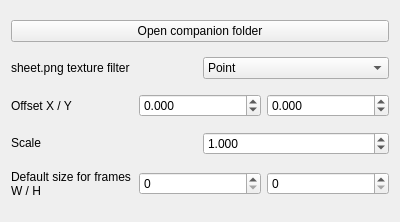
This is gui-tool/ui/actiontab_companion.ui in headshot2017/smbzg-charloader as Qt 5 draws it before an edit. The edited form follows.
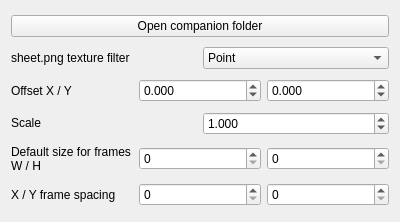
This is the edited form.

Commit message: gui-tool: add ability to add spacing to sprite frames

Patch:
```diff
--- a/gui-tool/ui/actiontab_companion.ui
+++ b/gui-tool/ui/actiontab_companion.ui
@@ -162,6 +162,31 @@
      </item>
     </layout>
    </item>
+   <item>
+    <layout class="QHBoxLayout" name="horizontalLayout_5">
+     <item>
+      <widget class="QLabel" name="label_5">
+       <property name="text">
+        <string>X / Y frame spacing</string>
+       </property>
+      </widget>
+     </item>
+     <item>
+      <widget class="QSpinBox" name="spinbox_spacingX">
+       <property name="maximum">
+        <number>100000</number>
+       </property>
+      </widget>
+     </item>
+     <item>
+      <widget class="QSpinBox" name="spinbox_spacingY">
+       <property name="maximum">
+        <number>100000</number>
+       </property>
+      </widget>
+     </item>
+    </layout>
+   </item>
   </layout>
  </widget>
  <resources/>
```
The commit also changes 5 other files.
